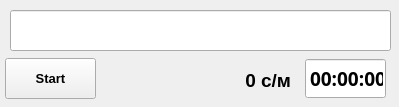
The window that mainwindow.ui (Stals/Typing-Speed) describes before a commit, drawn with Qt 5.
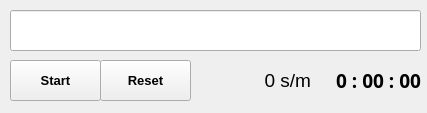
The same window after the commit.

Commit message: Works, but i think it should update more often and use miliseconds instead of seconds

Patch:
```diff
--- a/mainwindow.ui
+++ b/mainwindow.ui
@@ -6,53 +6,19 @@
    <rect>
     <x>0</x>
     <y>0</y>
-    <width>399</width>
-    <height>107</height>
+    <width>427</width>
+    <height>113</height>
    </rect>
   </property>
   <property name="windowTitle">
    <string>Typing Speed</string>
   </property>
   <widget class="QWidget" name="centralWidget">
-   <widget class="QTimeEdit" name="timeEdit">
-    <property name="geometry">
-     <rect>
-      <x>305</x>
-      <y>58</y>
-      <width>81</width>
-      <height>41</height>
-     </rect>
-    </property>
-    <property name="font">
-     <font>
-      <family>Andalus</family>
-      <pointsize>14</pointsize>
-      <weight>75</weight>
-      <italic>false</italic>
-      <bold>true</bold>
-     </font>
-    </property>
-    <property name="wrapping">
-     <bool>false</bool>
-    </property>
-    <property name="frame">
-     <bool>true</bool>
-    </property>
-    <property name="readOnly">
-     <bool>true</bool>
-    </property>
-    <property name="buttonSymbols">
-     <enum>QAbstractSpinBox::NoButtons</enum>
-    </property>
-    <property name="keyboardTracking">
-     <bool>true</bool>
-    </property>
-   </widget>
    <widget class="QPushButton" name="btn">
     <property name="geometry">
      <rect>
-      <x>5</x>
-      <y>58</y>
+      <x>10</x>
+      <y>60</y>
       <width>91</width>
       <height>41</height>
      </rect>
@@ -77,7 +43,7 @@
    <widget class="QLabel" name="label">
     <property name="geometry">
      <rect>
-      <x>170</x>
+      <x>190</x>
       <y>60</y>
       <width>121</width>
       <height>41</height>
@@ -86,12 +52,12 @@
     <property name="font">
      <font>
       <pointsize>14</pointsize>
-      <weight>75</weight>
-      <bold>true</bold>
+      <weight>50</weight>
+      <bold>false</bold>
      </font>
     </property>
     <property name="text">
-     <string>0 с/м</string>
+     <string>0 s/m</string>
     </property>
     <property name="alignment">
      <set>Qt::AlignRight|Qt::AlignTrailing|Qt::AlignVCenter</set>
@@ -102,19 +68,69 @@
      <rect>
       <x>10</x>
       <y>10</y>
-      <width>381</width>
+      <width>411</width>
       <height>41</height>
      </rect>
     </property>
     <property name="font">
      <font>
-      <family>BrushType</family>
+      <family>Comic Sans MS</family>
       <pointsize>16</pointsize>
       <weight>75</weight>
       <bold>true</bold>
      </font>
     </property>
    </widget>
+   <widget class="QLabel" name="time">
+    <property name="geometry">
+     <rect>
+      <x>320</x>
+      <y>60</y>
+      <width>101</width>
+      <height>41</height>
+     </rect>
+    </property>
+    <property name="font">
+     <font>
+      <family>Andalus</family>
+      <pointsize>14</pointsize>
+      <weight>75</weight>
+      <bold>true</bold>
+     </font>
+    </property>
+    <property name="text">
+     <string>0 : 00 : 00</string>
+    </property>
+    <property name="alignment">
+     <set>Qt::AlignRight|Qt::AlignTrailing|Qt::AlignVCenter</set>
+    </property>
+   </widget>
+   <widget class="QPushButton" name="btn_2">
+    <property name="geometry">
+     <rect>
+      <x>100</x>
+      <y>60</y>
+      <width>91</width>
+      <height>41</height>
+     </rect>
+    </property>
+    <property name="font">
+     <font>
+      <pointsize>10</pointsize>
+      <weight>75</weight>
+      <bold>true</bold>
+     </font>
+    </property>
+    <property name="text">
+     <string>Reset</string>
+    </property>
+    <property name="checkable">
+     <bool>false</bool>
+    </property>
+    <property name="checked">
+     <bool>false</bool>
+    </property>
+   </widget>
   </widget>
  </widget>
  <layoutdefault spacing="6" margin="11"/>
```
Left out of the diff: 2 changed lines with no effect on the pictures. The commit also changes 2 other files.
